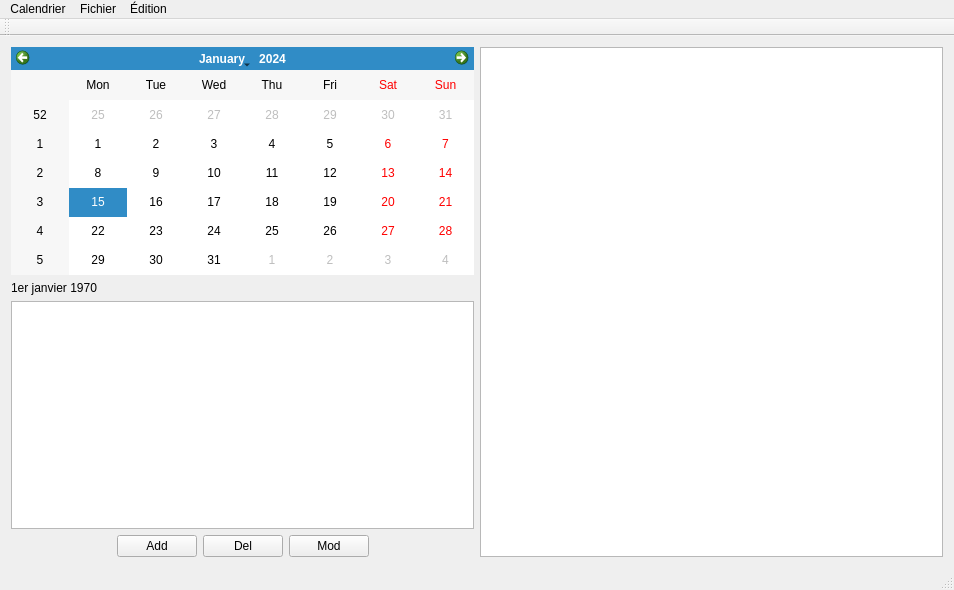
Qt form VECalendar/mainwindow.ui (gnuvince/IFT2905-TP2) before a commit.
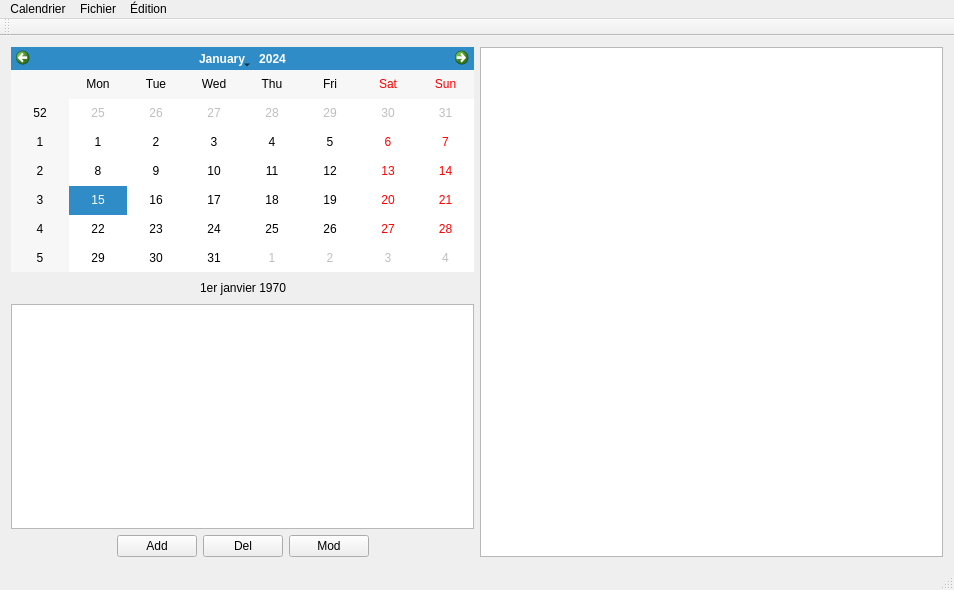
The same form after that commit.

The edit to the form file:
```diff
--- a/VECalendar/mainwindow.ui
+++ b/VECalendar/mainwindow.ui
@@ -14,20 +14,50 @@
    <string>MainWindow</string>
   </property>
   <widget class="QWidget" name="centralWidget">
-   <layout class="QHBoxLayout" name="horizontalLayout_3">
+   <layout class="QHBoxLayout" name="horizontalLayout_4">
     <item>
-     <layout class="QHBoxLayout" name="horizontalLayout_2">
+     <layout class="QHBoxLayout" name="horizontalLayout_3">
       <item>
        <layout class="QVBoxLayout" name="verticalLayout">
         <item>
          <widget class="QCalendarWidget" name="calendarWidget"/>
         </item>
         <item>
-         <widget class="QLabel" name="selectedDate">
-          <property name="text">
-           <string>1er janvier 1970</string>
-          </property>
-         </widget>
+         <layout class="QHBoxLayout" name="horizontalLayout_2">
+          <item>
+           <spacer name="z_horizontalSpacer_4">
+            <property name="orientation">
+             <enum>Qt::Horizontal</enum>
+            </property>
+            <property name="sizeHint" stdset="0">
+             <size>
+              <width>40</width>
+              <height>20</height>
+             </size>
+            </property>
+           </spacer>
+          </item>
+          <item>
+           <widget class="QLabel" name="selectedDate">
+            <property name="text">
+             <string>1er janvier 1970</string>
+            </property>
+           </widget>
+          </item>
+          <item>
+           <spacer name="z_horizontalSpacer_3">
+            <property name="orientation">
+             <enum>Qt::Horizontal</enum>
+            </property>
+            <property name="sizeHint" stdset="0">
+             <size>
+              <width>40</width>
+              <height>20</height>
+             </size>
+            </property>
+           </spacer>
+          </item>
+         </layout>
         </item>
         <item>
          <widget class="QTableWidget" name="tableWidget"/>
```
Left out of the diff: 18 changed lines with no effect on the pictures.
